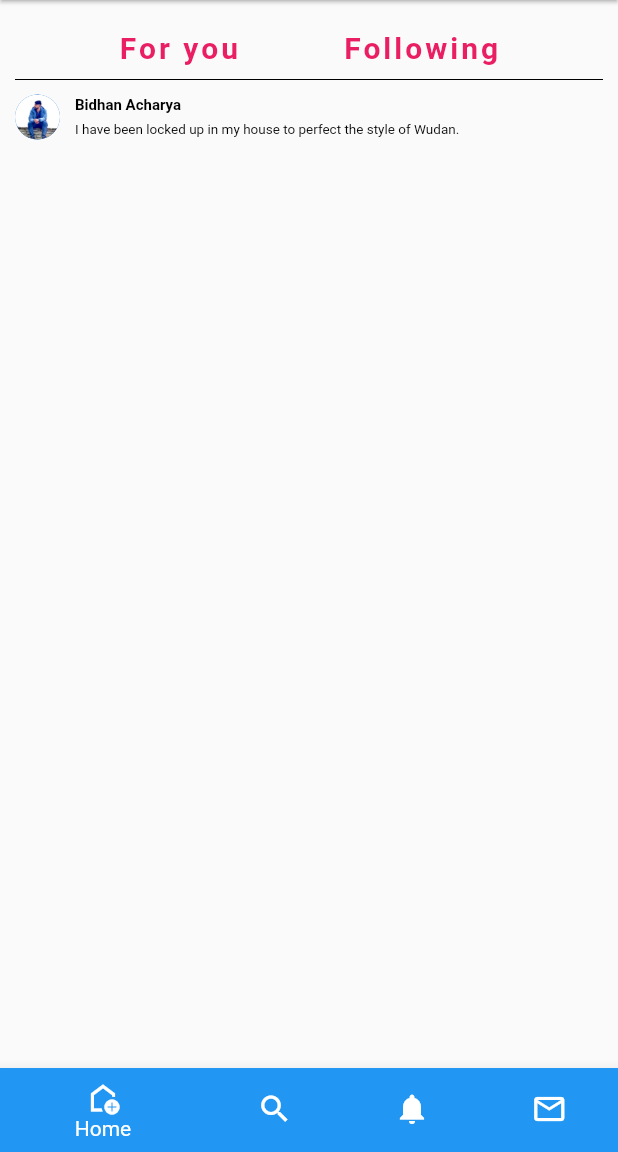
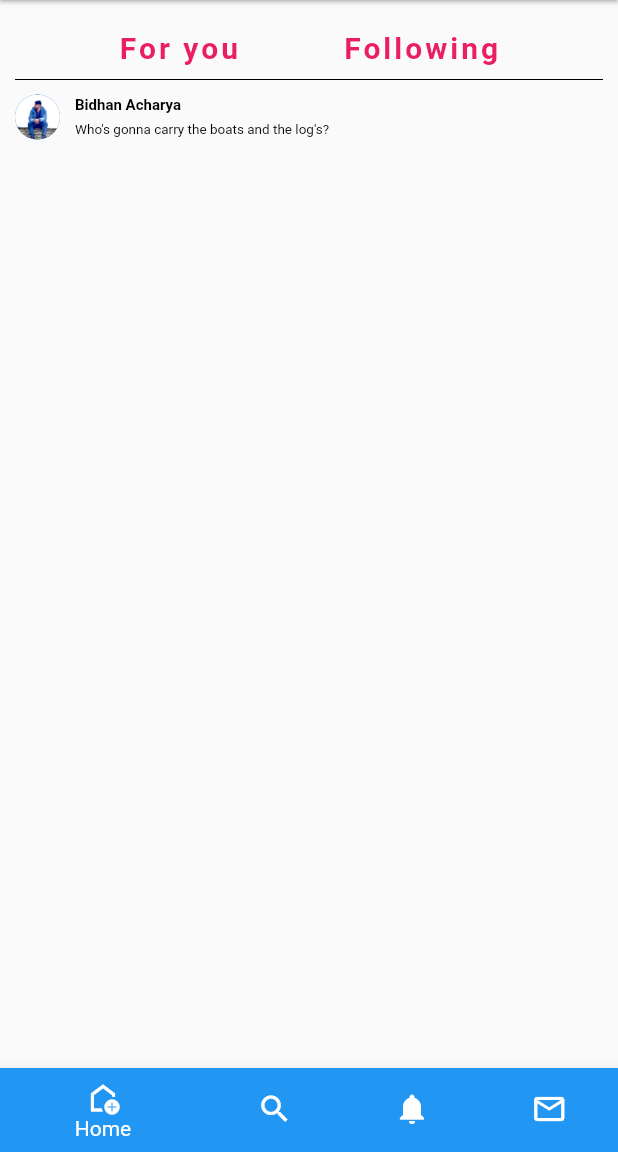
Before and after one commit to acharyadhan/Twitterdrawer, a Flutter app: the screen it shows after launch, on a phone screen of 412 x 824 dp, the part 84-1236 px from its top. Run offline on Flutter 3.47's test engine with Material 2 defaults, Android fonts, the phone set to English and light mode, and no system bars.

Commit message:
Twitter drawer

```diff
--- a/lib/main.dart
+++ b/lib/main.dart
@@ -131,19 +131,14 @@ class _MyAppState extends State<MyApp> {
                       color: Colors.black
                   ),),
                   SizedBox(height: 5),
-                  Text('I have been locked up in my house to perfect the style of Wudan.  ',style: TextStyle(
+                  Text("Who's gonna carry the boats and the log's?  ",style: TextStyle(
                       fontSize:9,
                       fontWeight: FontWeight.normal,
                       color: Colors.black
                   ),),
 
-
-
                 ],
               ),
-
-
-
 
             ],
           ),
```
Also changed, not shown: pubspec.lock, 1 other file.
